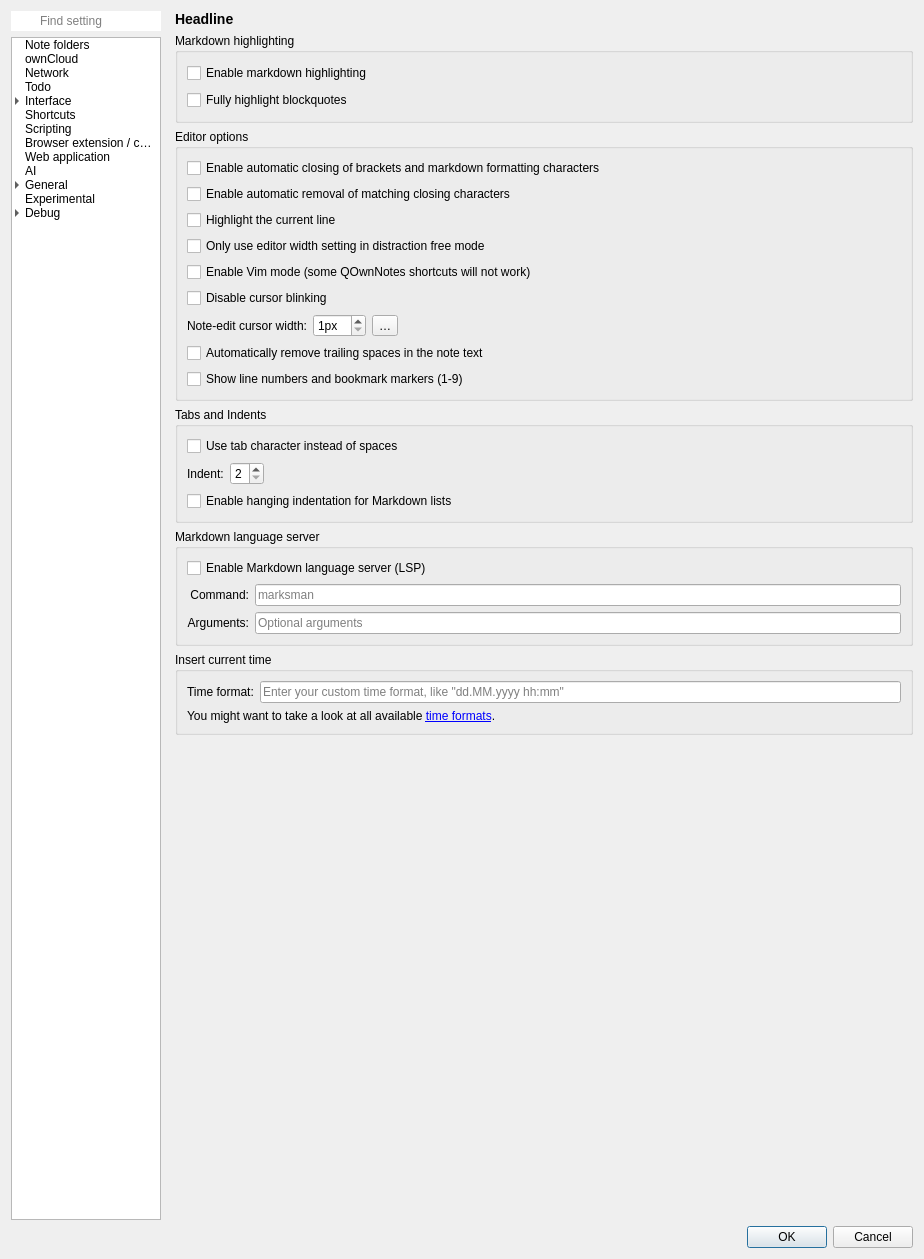
Above: src/dialogs/settingsdialog.ui from pbek/QOwnNotes before the change. Below: the same form after it.
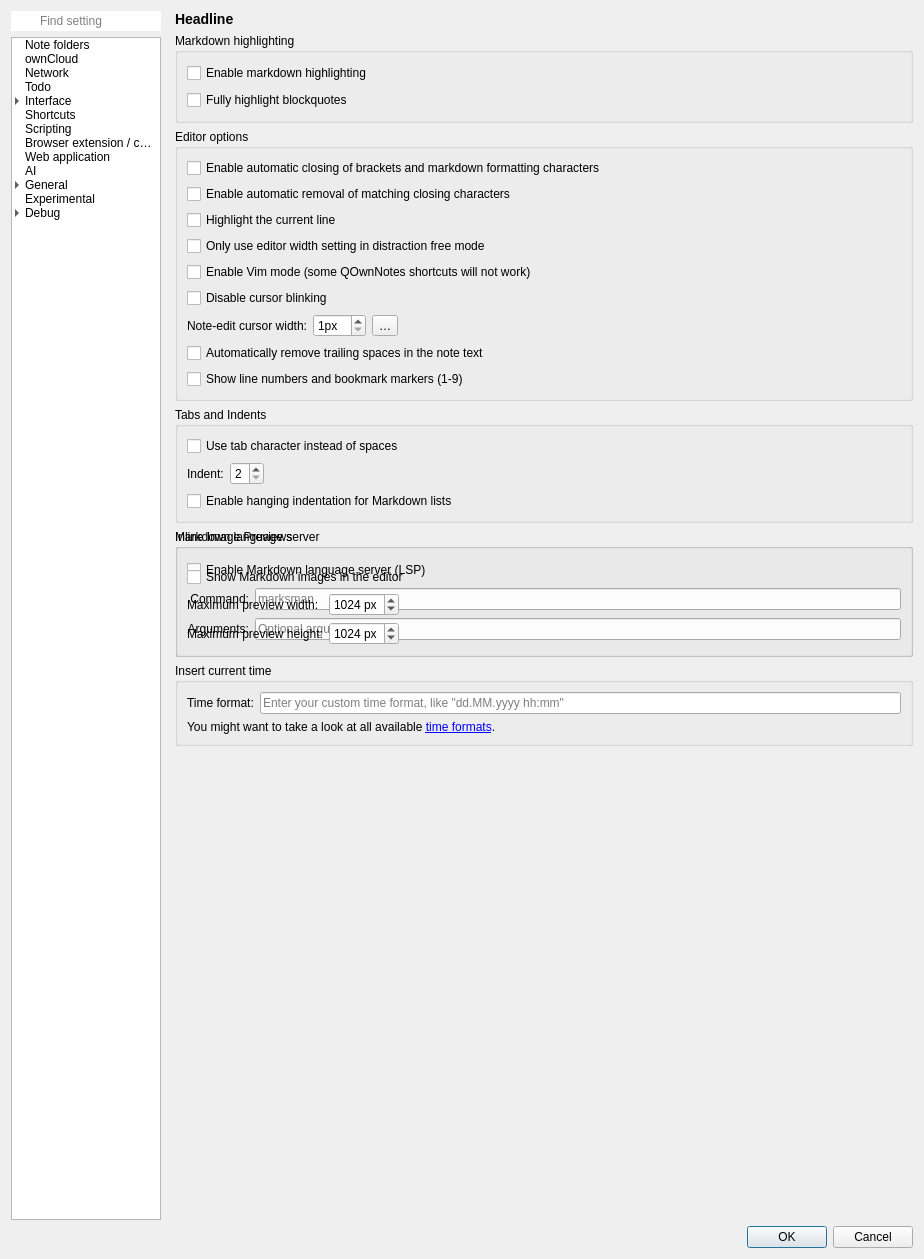
That is the form after the change. The open tabs and pages were chosen to show the change. Icons and pictures are not drawn. Custom widgets are drawn as their Qt base class.

Commit message: #1254 noteedit: try to implement inline images

```diff
--- a/src/dialogs/settingsdialog.ui
+++ b/src/dialogs/settingsdialog.ui
@@ -5755,6 +5755,84 @@
                 </layout>
                </widget>
              </item>
+              <item row="3" column="0">
+               <widget class="QGroupBox" name="inlineImagePreviewGroupBox">
+                <property name="title">
+                 <string>Inline Image Previews</string>
+                </property>
+                <layout class="QGridLayout" name="gridLayout_inlineImagePreview">
+                 <property name="topMargin">
+                  <number>18</number>
+                 </property>
+                 <item row="1" column="0" colspan="3">
+                  <widget class="QCheckBox" name="showMarkdownImagePreviewsCheckBox">
+                   <property name="text">
+                    <string>Show Markdown images in the editor</string>
+                   </property>
+                  </widget>
+                 </item>
+                 <item row="2" column="0">
+                  <widget class="QLabel" name="markdownImagePreviewMaxWidthLabel">
+                   <property name="text">
+                    <string>Maximum preview width:</string>
+                   </property>
+                  </widget>
+                 </item>
+                 <item row="2" column="1">
+                  <widget class="QSpinBox" name="markdownImagePreviewMaxWidthSpinBox">
+                   <property name="minimum">
+                    <number>64</number>
+                   </property>
+                   <property name="maximum">
+                    <number>4096</number>
+                   </property>
+                   <property name="value">
+                    <number>1024</number>
+                   </property>
+                   <property name="suffix">
+                    <string> px</string>
+                   </property>
+                  </widget>
+                 </item>
+                 <item row="2" column="2">
+                  <spacer name="horizontalSpacer_inlineImagePreview1">
+                   <property name="orientation">
+                    <enum>Qt::Orientation::Horizontal</enum>
+                   </property>
+                   <property name="sizeHint" stdset="0">
+                    <size>
+                     <width>40</width>
+                     <height>20</height>
+                    </size>
+                   </property>
+                  </spacer>
+                 </item>
+                 <item row="3" column="0">
+                  <widget class="QLabel" name="markdownImagePreviewMaxHeightLabel">
+                   <property name="text">
+                    <string>Maximum preview height:</string>
+                   </property>
+                  </widget>
+                 </item>
+                 <item row="3" column="1">
+                  <widget class="QSpinBox" name="markdownImagePreviewMaxHeightSpinBox">
+                   <property name="minimum">
+                    <number>64</number>
+                   </property>
+                   <property name="maximum">
+                    <number>4096</number>
+                   </property>
+                   <property name="value">
+                    <number>1024</number>
+                   </property>
+                   <property name="suffix">
+                    <string> px</string>
+                   </property>
+                  </widget>
+                 </item>
+                </layout>
+               </widget>
+              </item>
             </layout>
            </widget>
            <widget class="QWidget" name="gitPage">
```
Lines whose indentation alone changed are shown as unchanged. The commit also changes 6 other files.
